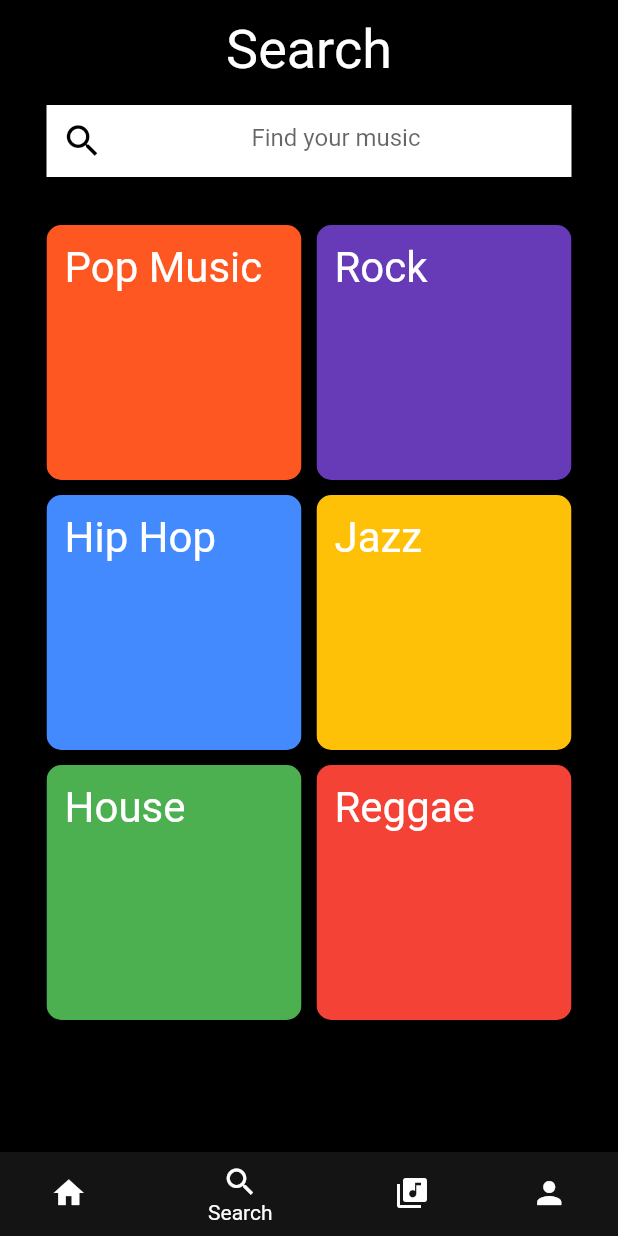
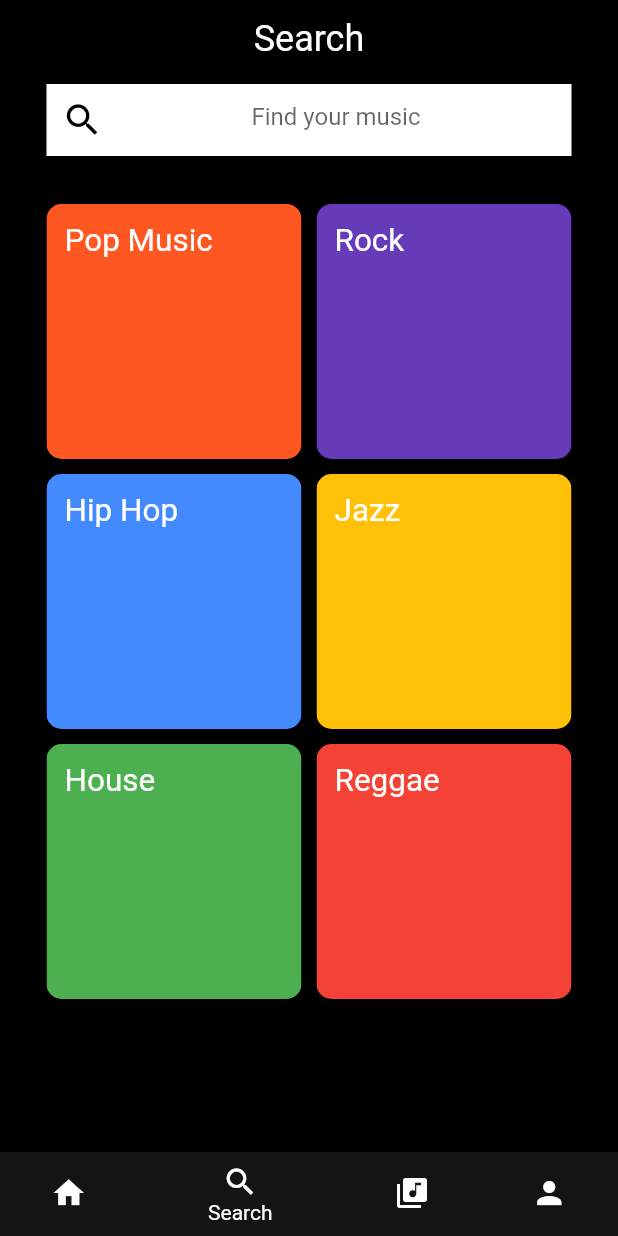
Before and after one commit to isaacpitwa/Spotify-Clone-App, a Flutter app: the screen it shows after launch, item 2 of the bottom bar chosen, on a phone screen of 412 x 824 dp. Run offline on Flutter 3.47's test engine with Material 2 defaults, Android fonts, the phone set to English and light mode, and no system bars; network calls fail.

Commit message:
make text readable

```diff
--- a/lib/ui/screens/search/search_screen.dart
+++ b/lib/ui/screens/search/search_screen.dart
@@ -14,7 +14,7 @@ class SearchScreen extends StatelessWidget {
                   textAlign: TextAlign.center,
                   style: TextStyle(
                     color: Colors.white,
-                    fontSize: 36.0,
+                    fontSize: 24.0,
                   ),
                 ),
               ),
@@ -47,7 +47,7 @@ class SearchScreen extends StatelessWidget {
                         padding: const EdgeInsets.symmetric(vertical: 12.0,horizontal: 12.0),
                         child: const Text("Pop Music",style: TextStyle(
                             color: Colors.white,
-                            fontSize: 28.0
+                            fontSize: 21.0
                         ),),
                         color: Colors.deepOrange,
                       ),
@@ -58,7 +58,7 @@ class SearchScreen extends StatelessWidget {
                         padding: const EdgeInsets.symmetric(vertical: 12.0,horizontal: 12.0),
                         child: const Text("Rock",style: TextStyle(
                             color: Colors.white,
-                            fontSize: 28.0
+                            fontSize: 21.0
                         ),),
                         color: Colors.deepPurple,
                       ),
@@ -69,7 +69,7 @@ class SearchScreen extends StatelessWidget {
                         padding: const EdgeInsets.symmetric(vertical: 12.0,horizontal: 12.0),
                         child: const Text("Hip Hop",style: TextStyle(
                             color: Colors.white,
-                            fontSize: 28.0
+                            fontSize: 21.0
                         ),),
                         color: Colors.blueAccent,
                       ),
@@ -80,7 +80,7 @@ class SearchScreen extends StatelessWidget {
                         padding: const EdgeInsets.symmetric(vertical: 12.0,horizontal: 12.0),
                         child: const Text("Jazz",style: TextStyle(
                             color: Colors.white,
-                            fontSize: 28.0
+                            fontSize: 21.0
                         ),),
                         color: Colors.amber,
                       ),
@@ -91,7 +91,7 @@ class SearchScreen extends StatelessWidget {
                         padding: const EdgeInsets.symmetric(vertical: 12.0,horizontal: 12.0),
                         child: const Text("House",style: TextStyle(
                             color: Colors.white,
-                            fontSize: 28.0
+                            fontSize: 21.0
                         ),),
                         color: Colors.green,
                       ),
@@ -102,7 +102,7 @@ class SearchScreen extends StatelessWidget {
                         padding: const EdgeInsets.symmetric(vertical: 12.0,horizontal: 12.0),
                         child: const Text("Reggae",style: TextStyle(
                             color: Colors.white,
-                            fontSize: 28.0
+                            fontSize: 21.0
                         ),),
                         color: Colors.red,
                       ),
```
